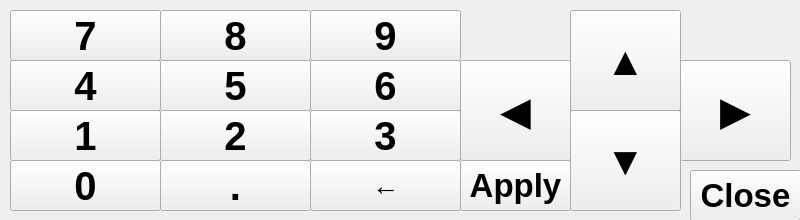
Above: src/keyboardnumeric.ui from krontech/chronos-cam-app before the change. Below: the same form after it.
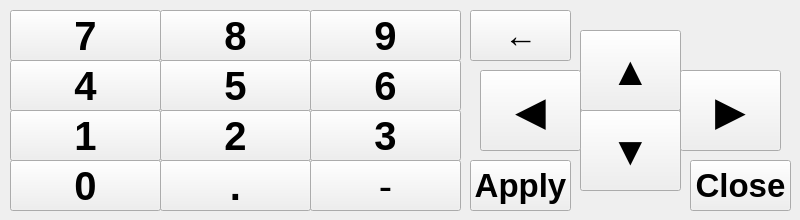
That is the form after the change.

Commit message:
Add a negative key to the numeric keyboard.
For the color matrix dialog, we should be able to input negative numbers
as well as positive numbers.

```diff
--- a/src/keyboardnumeric.ui
+++ b/src/keyboardnumeric.ui
@@ -232,15 +232,15 @@
   <widget class="QPushButton" name="back">
    <property name="geometry">
     <rect>
-     <x>310</x>
-     <y>160</y>
-     <width>151</width>
+     <x>470</x>
+     <y>10</y>
+     <width>101</width>
      <height>51</height>
     </rect>
    </property>
    <property name="font">
     <font>
-     <pointsize>20</pointsize>
+     <pointsize>25</pointsize>
      <weight>75</weight>
      <italic>false</italic>
      <bold>true</bold>
@@ -275,8 +275,8 @@
    <property name="geometry">
     <rect>
      <x>690</x>
-     <y>170</y>
-     <width>111</width>
+     <y>160</y>
+     <width>101</width>
      <height>51</height>
     </rect>
    </property>
@@ -295,10 +295,10 @@
   <widget class="QPushButton" name="up">
    <property name="geometry">
     <rect>
-     <x>570</x>
-     <y>10</y>
-     <width>111</width>
-     <height>101</height>
+     <x>580</x>
+     <y>30</y>
+     <width>101</width>
+     <height>81</height>
     </rect>
    </property>
    <property name="font">
@@ -316,10 +316,10 @@
   <widget class="QPushButton" name="down">
    <property name="geometry">
     <rect>
-     <x>570</x>
+     <x>580</x>
      <y>110</y>
-     <width>111</width>
-     <height>101</height>
+     <width>101</width>
+     <height>81</height>
     </rect>
    </property>
    <property name="font">
@@ -337,10 +337,10 @@
   <widget class="QPushButton" name="left">
    <property name="geometry">
     <rect>
-     <x>460</x>
-     <y>60</y>
-     <width>111</width>
-     <height>101</height>
+     <x>480</x>
+     <y>70</y>
+     <width>101</width>
+     <height>81</height>
     </rect>
    </property>
    <property name="font">
@@ -359,9 +359,9 @@
    <property name="geometry">
     <rect>
      <x>680</x>
-     <y>60</y>
-     <width>111</width>
-     <height>101</height>
+     <y>70</y>
+     <width>101</width>
+     <height>81</height>
     </rect>
    </property>
    <property name="font">
@@ -379,9 +379,9 @@
   <widget class="QPushButton" name="enter">
    <property name="geometry">
     <rect>
-     <x>460</x>
+     <x>470</x>
      <y>160</y>
-     <width>111</width>
+     <width>101</width>
      <height>51</height>
     </rect>
    </property>
@@ -397,6 +397,24 @@
     <string>Apply</string>
    </property>
   </widget>
+  <widget class="QPushButton" name="minus">
+   <property name="geometry">
+    <rect>
+     <x>310</x>
+     <y>160</y>
+     <width>151</width>
+     <height>51</height>
+    </rect>
+   </property>
+   <property name="font">
+    <font>
+     <pointsize>30</pointsize>
+    </font>
+   </property>
+   <property name="text">
+    <string>-</string>
+   </property>
+  </widget>
  </widget>
  <resources/>
  <connections/>
```
The commit also changes 1 other file.
